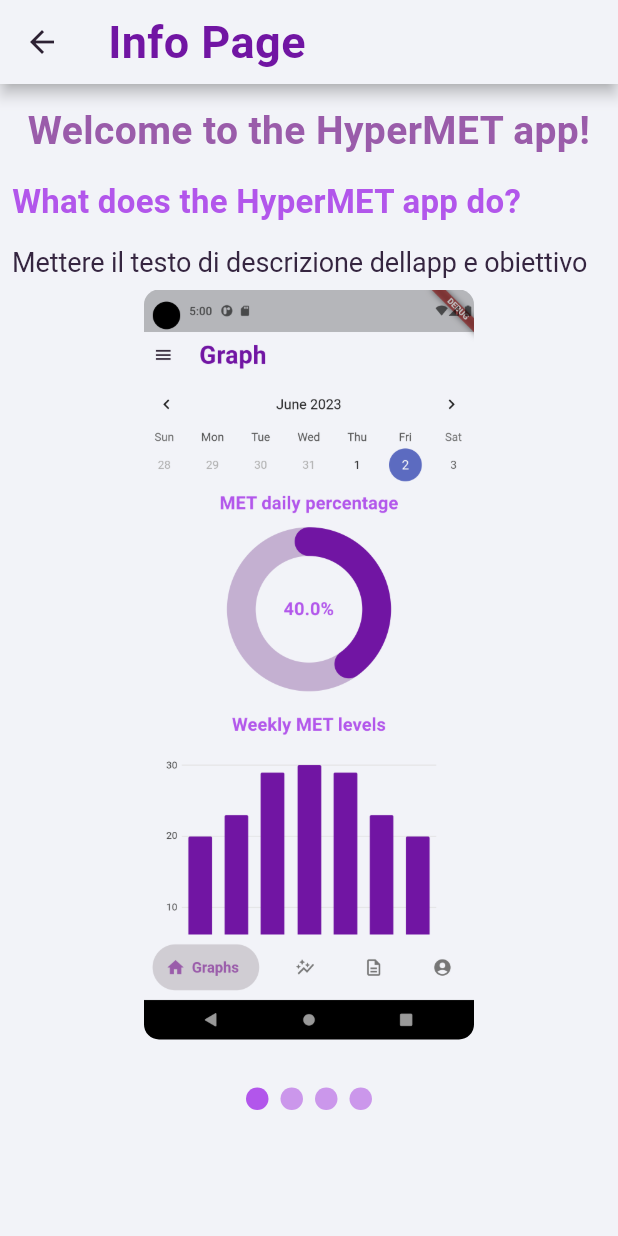
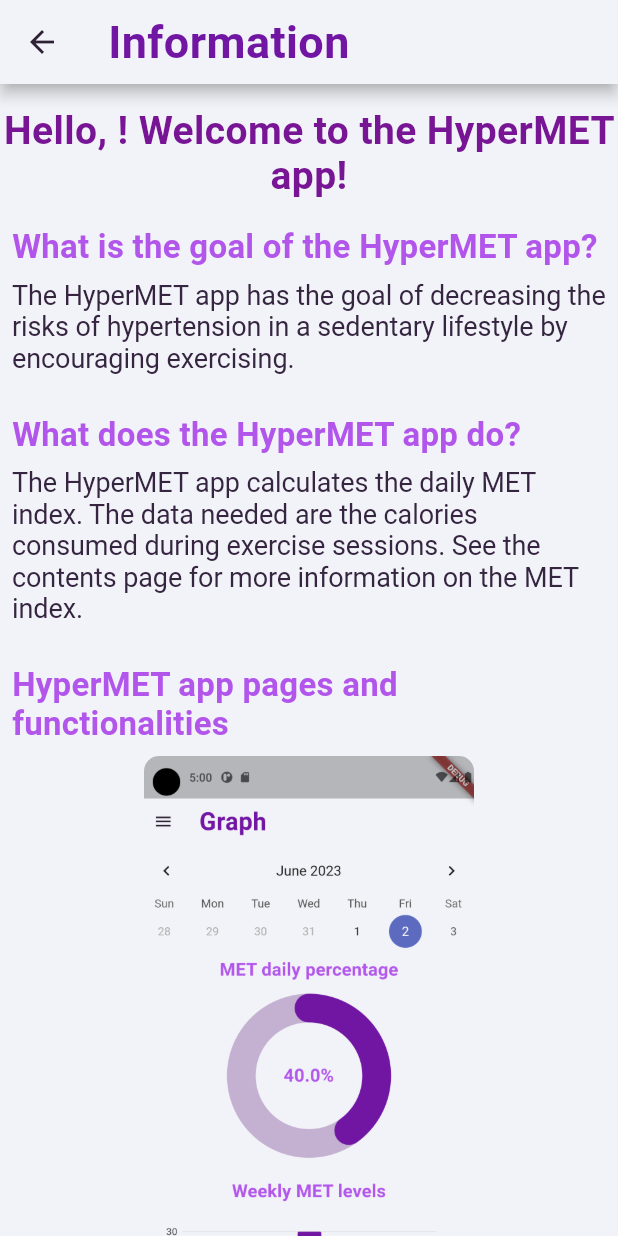
Before and after one commit to Farfaneti/progetto, a Flutter app: the InfoPage screen opened directly, on a phone screen of 412 x 824 dp. Run offline on Flutter 3.47's test engine with Material 2 defaults, Android fonts, the phone set to English and light mode, and no system bars; drawn by our look-alikes of carousel_slider, smooth_page_indicator; our stand-ins replace charts_flutter, dio, email_validator, expandable, floor, google_nav_bar and 6 more; accounts and stored records are empty; generated files the repository leaves out were written again; network calls fail; statements that could not run were skipped.

Commit message:
information page

```diff
--- a/lib/methods/theme.dart
+++ b/lib/methods/theme.dart
@@ -10,7 +10,7 @@ class FitnessAppTheme {
   static const Color lightPurple = Color.fromARGB(255, 203, 151, 235);
   static const Color cream = Color.fromARGB(255, 196, 176, 209);
 
-  static const Color nearlyBlue = Color.fromARGB(255, 154, 92, 170);
+  static const Color nearlyBlue = Color.fromARGB(255, 120, 21, 148);
   static const Color nearlyBlack = Color.fromARGB(255, 45, 33, 51);
   static const Color grey = Color.fromARGB(255, 93, 58, 96);
   static const Color dark_grey = Color.fromARGB(255, 64, 49, 68);
--- a/lib/screens/infopage.dart
+++ b/lib/screens/infopage.dart
@@ -3,6 +3,8 @@ import 'package:progetto/methods/theme.dart';
 import 'package:progetto/screens/text_contents/text1.dart';
 import 'package:progetto/screens/text_contents/text2.dart';
 import 'package:carousel_slider/carousel_slider.dart';
+import 'package:progetto/utils/shared_preferences.dart';
+import 'package:provider/provider.dart';
 import 'package:smooth_page_indicator/smooth_page_indicator.dart';
 
 class InfoPage extends StatefulWidget {
@@ -26,9 +28,11 @@ class _InfoPageState extends State<InfoPage> {
   @override
   Widget build(BuildContext context) {
     print('${InfoPage.routename} built');
+    final pref = Provider.of<Preferences>(context);
+
     return Scaffold(
         appBar: AppBar(
-          title: const Text('Info Page'),
+          title: const Text('Information'),
           titleTextStyle: FitnessAppTheme.headline2,
           backgroundColor: FitnessAppTheme.background,
           iconTheme: const IconThemeData(color: FitnessAppTheme.nearlyBlack),
@@ -39,15 +43,36 @@ class _InfoPageState extends State<InfoPage> {
           mainAxisAlignment: MainAxisAlignment.start,
           children: [
             //mettere logo app
-            const Center(
+            Center(
                 child: Padding(
               padding: EdgeInsets.only(top: 16),
               child: Text(
-                'Welcome to the HyperMET app!',
+                '''Hello, ${pref.nickname}! Welcome to the HyperMET app!''',
                 textAlign: TextAlign.center,
                 style: FitnessAppTheme.headline,
               ),
             )),
+            const Padding(
+                padding: EdgeInsets.fromLTRB(8, 20, 8, 8),
+                child: Align(
+                  alignment: Alignment.topLeft,
+                  child: Text(
+                    'What is the goal of the HyperMET app?',
+                    style: FitnessAppTheme.title,
+                    // textAlign: TextAlign.left,
+                  ),
+                )),
+
+            const Padding(
+                padding: EdgeInsets.fromLTRB(8, 0, 8, 8),
+                child: Align(
+                  alignment: Alignment.topLeft,
+                  child: Text(
+                    '''The HyperMET app has the goal of decreasing the risks of hypertension in a sedentary lifestyle by encouraging exercising.''',
+                    style: FitnessAppTheme.body1,
+                  ),
+                )),
+
             const Padding(
                 padding: EdgeInsets.fromLTRB(8, 20, 8, 8),
                 child: Align(
@@ -58,17 +83,26 @@ class _InfoPageState extends State<InfoPage> {
                     // textAlign: TextAlign.left,
                   ),
                 )),
-
             const Padding(
-                padding: EdgeInsets.fromLTRB(8, 8, 8, 8),
+                padding: EdgeInsets.fromLTRB(8, 0, 8, 8),
                 child: Align(
                   alignment: Alignment.topLeft,
                   child: Text(
-                    'Mettere il testo di descrizione dellapp e obiettivo',
+                    '''The HyperMET app calculates the daily MET index. The data needed are the calories consumed during exercise sessions. See the contents page for more information on the MET index.''',
                     style: FitnessAppTheme.body1,
                   ),
                 )),
 
+            const Padding(
+                padding: EdgeInsets.fromLTRB(8, 20, 8, 8),
+                child: Align(
+                  alignment: Alignment.topLeft,
+                  child: Text(
+                    'HyperMET app pages and functionalities',
+                    style: FitnessAppTheme.title,
+                    // textAlign: TextAlign.left,
+                  ),
+                )),
             //inserire immagini tipo screenshot dell'app in uno slideshow widget
             Center(
               child: Column(
@@ -104,7 +138,21 @@ class _InfoPageState extends State<InfoPage> {
                   buildIndicator(),
                 ],
               ),
-            )
+            ),
+            const Padding(
+                padding: EdgeInsets.fromLTRB(8, 8, 8, 30),
+                child: Align(
+                  alignment: Alignment.topLeft,
+                  child: Text(
+                    '''The HyperMET app layout:
+\u2022 first page that reports the daily goal of MET percentage reached and the overall weekly levels,
+\u2022 second page with pressure values manually recorded by the patient and other general physical values,
+\u2022 third page is a page of contents to better inform the user on hypertension issues or MET index details,
+\u2022 last page records biometric and general profile data''',
+                    style: FitnessAppTheme.body1,
+                    textAlign: TextAlign.left,
+                  ),
+                )),
           ],
         )));
   }
```
